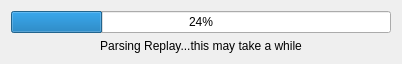
The window that progress.ui (Galile0/pyrain) describes before a commit, drawn with Qt 5.
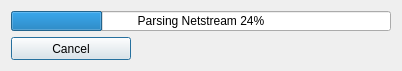
The same window after the commit.

Commit message: working progress dialog that gets updated via signals working thread that wraps the parsingthread for easier handling with qt working import question global exception hook to show an error to the user for any unhandled exception that raises

What changed in the file:
```diff
--- a/progress.ui
+++ b/progress.ui
@@ -2,38 +2,93 @@
 <ui version="4.0">
  <class>ProgressModal</class>
  <widget class="QDialog" name="ProgressModal">
-  <property name="geometry">
-   <rect>
-    <x>0</x>
-    <y>0</y>
-    <width>402</width>
-    <height>59</height>
-   </rect>
+  <property name="windowModality">
+   <enum>Qt::NonModal</enum>
+  </property>
+  <property name="sizePolicy">
+   <sizepolicy hsizetype="Fixed" vsizetype="Fixed">
+    <horstretch>0</horstretch>
+    <verstretch>0</verstretch>
+   </sizepolicy>
+  </property>
+  <property name="minimumSize">
+   <size>
+    <width>400</width>
+    <height>75</height>
+   </size>
+  </property>
+  <property name="maximumSize">
+   <size>
+    <width>400</width>
+    <height>75</height>
+   </size>
   </property>
   <property name="windowTitle">
    <string>Dialog</string>
   </property>
+  <property name="sizeGripEnabled">
+   <bool>false</bool>
+  </property>
+  <property name="modal">
+   <bool>false</bool>
+  </property>
   <layout class="QVBoxLayout" name="verticalLayout">
+   <property name="sizeConstraint">
+    <enum>QLayout::SetMinAndMaxSize</enum>
+   </property>
    <item>
     <widget class="QProgressBar" name="progressBar">
+     <property name="sizePolicy">
+      <sizepolicy hsizetype="Fixed" vsizetype="Fixed">
+       <horstretch>0</horstretch>
+       <verstretch>0</verstretch>
+      </sizepolicy>
+     </property>
+     <property name="minimumSize">
+      <size>
+       <width>380</width>
+       <height>20</height>
+      </size>
+     </property>
+     <property name="maximumSize">
+      <size>
+       <width>380</width>
+       <height>20</height>
+      </size>
+     </property>
      <property name="value">
       <number>24</number>
      </property>
      <property name="alignment">
       <set>Qt::AlignCenter</set>
      </property>
+     <property name="format">
+      <string>Parsing Netstream %p%</string>
+     </property>
     </widget>
    </item>
    <item>
-    <widget class="QLabel" name="label">
+    <widget class="QPushButton" name="pushButton">
+     <property name="sizePolicy">
+      <sizepolicy hsizetype="Fixed" vsizetype="Fixed">
+       <horstretch>0</horstretch>
+       <verstretch>0</verstretch>
+      </sizepolicy>
+     </property>
+     <property name="minimumSize">
+      <size>
+       <width>120</width>
+       <height>23</height>
+      </size>
+     </property>
+     <property name="maximumSize">
+      <size>
+       <width>120</width>
+       <height>23</height>
+      </size>
+     </property>
      <property name="text">
-      <string>Parsing Replay...this may take a while</string>
-     </property>
-     <property name="alignment">
-      <set>Qt::AlignCenter</set>
-     </property>
-     <property name="wordWrap">
-      <bool>true</bool>
+      <string>Cancel</string>
      </property>
     </widget>
    </item>
```
Left out of the diff: 35 changed lines with no effect on the pictures. The commit also changes 1 other file.
